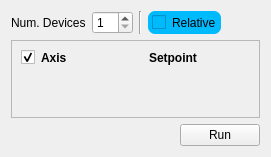
First picture: the form in src/firefly/plans/move_motor_window.ui, repository spc-group/haven, before the edit.
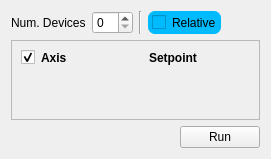
Second picture: the form after the edit. Custom widgets are drawn as their Qt base class.

What changed in the file:
```diff
--- a/src/firefly/plans/move_motor_window.ui
+++ b/src/firefly/plans/move_motor_window.ui
@@ -7,7 +7,7 @@
     <x>0</x>
     <y>0</y>
     <width>271</width>
-    <height>157</height>
+    <height>159</height>
    </rect>
   </property>
   <property name="windowTitle">
@@ -46,10 +46,10 @@
           <enum>QAbstractSpinBox::CorrectToNearestValue</enum>
          </property>
          <property name="minimum">
-          <number>1</number>
+          <number>0</number>
          </property>
          <property name="value">
-          <number>1</number>
+          <number>0</number>
          </property>
          <property name="displayIntegerBase">
           <number>10</number>
@@ -127,8 +127,8 @@
            <rect>
             <x>0</x>
             <y>0</y>
-            <width>249</width>
-            <height>77</height>
+            <width>247</width>
+            <height>68</height>
            </rect>
           </property>
           <layout class="QVBoxLayout" name="verticalLayout_4">
```
Left out of the diff: 5 changed lines with no effect on the pictures.
